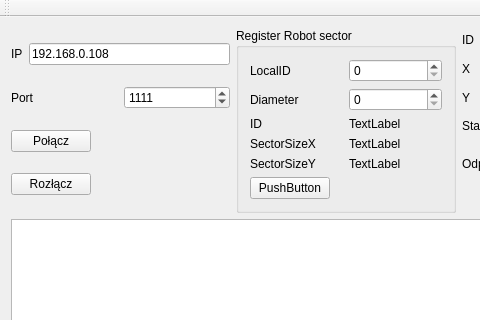
The window that klient/klient.ui (pawelbogner/sys_zdarzeniowe_2013) describes before a commit, drawn with Qt 5; both pictures show x 0 to 480 and y 0 to 320 of the 796 by 605 pixel window.
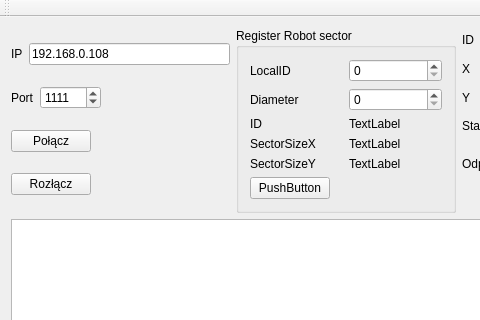
The same window after the commit.

Commit message: dodany spacer

Patch:
```diff
--- a/klient/klient.ui
+++ b/klient/klient.ui
@@ -56,6 +56,19 @@
             </property>
            </widget>
           </item>
+          <item>
+           <spacer name="horizontalSpacer_5">
+            <property name="orientation">
+             <enum>Qt::Horizontal</enum>
+            </property>
+            <property name="sizeHint" stdset="0">
+             <size>
+              <width>40</width>
+              <height>20</height>
+             </size>
+            </property>
+           </spacer>
+          </item>
          </layout>
         </item>
         <item>
```
Left out of the diff: 6 changed lines with no effect on the pictures.
